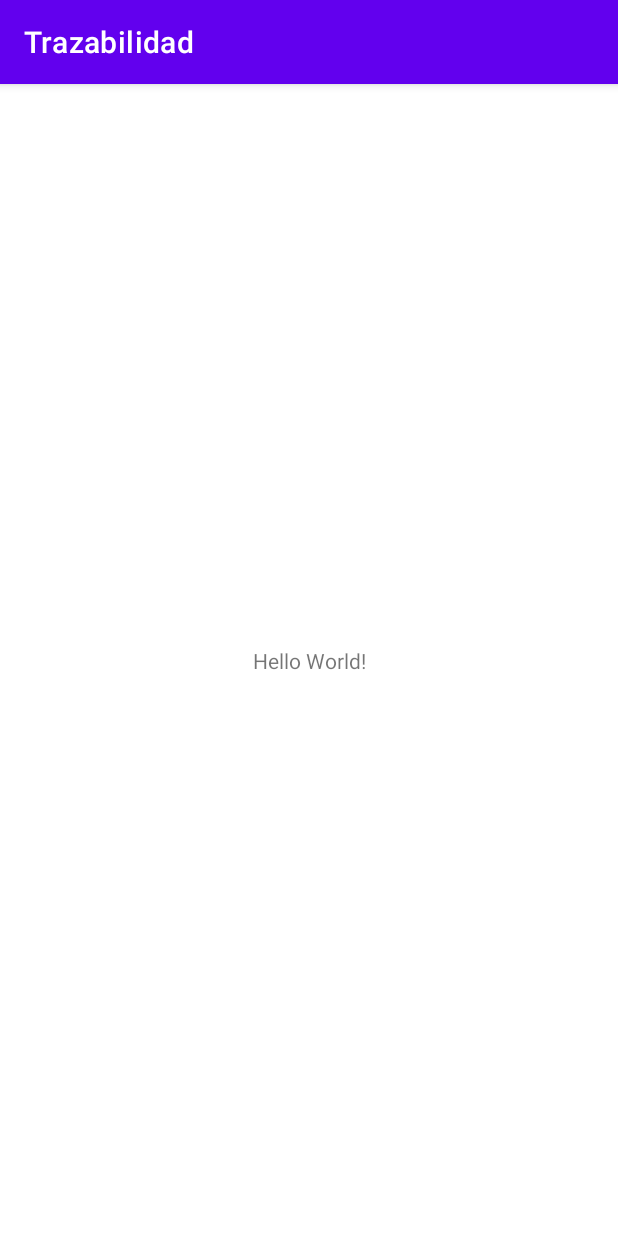
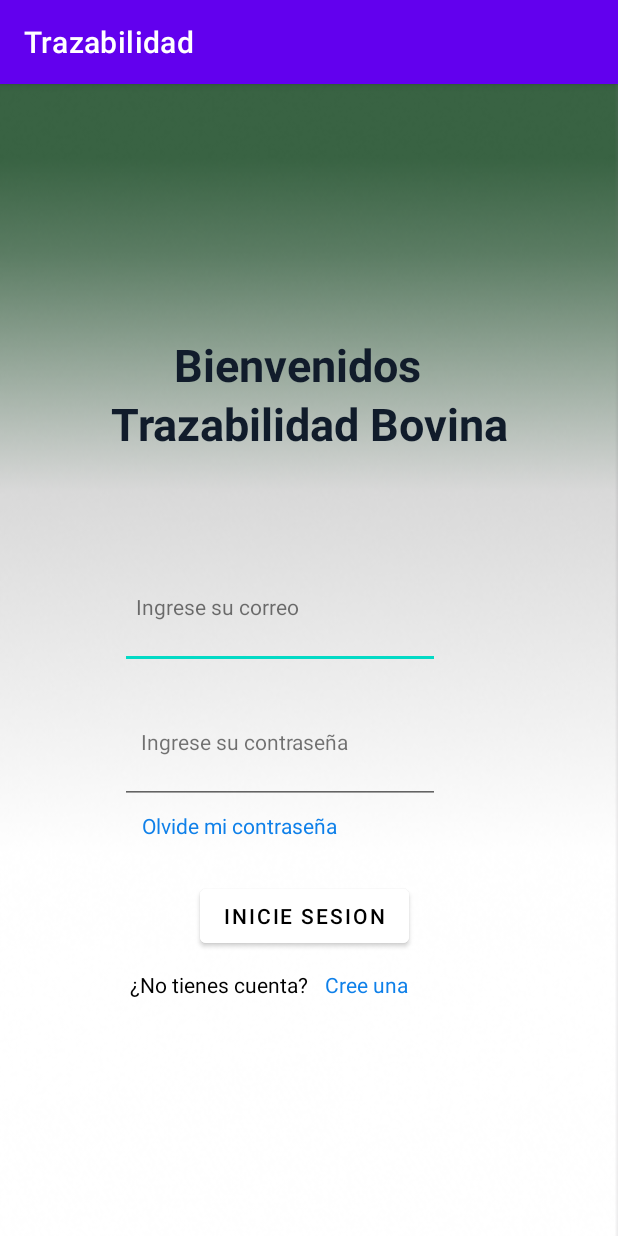
Before and after one commit to HackathonNicaragua2022/BlackBulls, an Android app: the screen it shows after launch (MainActivity), on a phone screen of 412 x 824 dp. Run offline under Robolectric (Android 15) with nearby library versions, the phone set to English and light mode, and no system bars.

Commit message:
pantalla de login

```diff
--- a/app/src/main/res/layout/activity_main.xml
+++ b/app/src/main/res/layout/activity_main.xml
@@ -4,15 +4,150 @@
     xmlns:tools="http://schemas.android.com/tools"
     android:layout_width="match_parent"
     android:layout_height="match_parent"
+    android:background="@drawable/deg"
+
     tools:context=".MainActivity">
+
 
     <TextView
         android:layout_width="wrap_content"
         android:layout_height="wrap_content"
-        android:text="Hello World!"
+        android:text="Trazabilidad Bovina"
+        android:textColor="#111C2B"
+        android:textSize="30dp"
+        android:textStyle="bold"
         app:layout_constraintBottom_toBottomOf="parent"
         app:layout_constraintEnd_toEndOf="parent"
         app:layout_constraintStart_toStartOf="parent"
-        app:layout_constraintTop_toTopOf="parent" />
+        app:layout_constraintTop_toTopOf="parent"
+        app:layout_constraintVertical_bias="0.283" />
+
+    <TextView
+        android:layout_width="wrap_content"
+        android:layout_height="wrap_content"
+        android:text="Bienvenidos"
+        android:textColor="#111C2B"
+        android:textSize="30dp"
+
+        android:textStyle="bold"
+        app:layout_constraintBottom_toBottomOf="parent"
+        app:layout_constraintEnd_toEndOf="parent"
+        app:layout_constraintHorizontal_bias="0.469"
+        app:layout_constraintStart_toStartOf="parent"
+        app:layout_constraintTop_toTopOf="parent"
+        app:layout_constraintVertical_bias="0.229" />
+
+    <Button
+        android:id="@+id/botonlogin"
+        android:layout_width="wrap_content"
+        android:layout_height="wrap_content"
+        android:backgroundTint="@color/white"
+
+
+        android:text="inicie sesion"
+        android:textColor="#000000"
+        app:layout_constraintBottom_toBottomOf="parent"
+        app:layout_constraintEnd_toEndOf="parent"
+        app:layout_constraintHorizontal_bias="0.49"
+        app:layout_constraintStart_toStartOf="parent"
+        app:layout_constraintTop_toTopOf="parent"
+        app:layout_constraintVertical_bias="0.737" />
+
+    <EditText
+        android:id="@+id/textfieldcontrasenalogin"
+        android:layout_width="wrap_content"
+        android:layout_height="wrap_content"
+        android:autoSizeTextType="uniform"
+        android:ems="10"
+        android:importantForAutofill="no"
+        android:inputType="textEmailAddress"
+        android:minHeight="48dp"
+        app:layout_constraintBottom_toBottomOf="parent"
+        app:layout_constraintEnd_toEndOf="parent"
+        app:layout_constraintHorizontal_bias="0.402"
+        app:layout_constraintStart_toStartOf="parent"
+        app:layout_constraintTop_toTopOf="parent"
+        app:layout_constraintVertical_bias="0.475"
+        tools:ignore="SpeakableTextPresentCheck,SpeakableTextPresentCheck,SpeakableTextPresentCheck" />
+
+    <TextView
+        android:id="@+id/textView6"
+        android:layout_width="wrap_content"
+        android:layout_height="wrap_content"
+        android:text="Cree una"
+        android:textColor="#0F80E9"
+        app:layout_constraintBottom_toBottomOf="parent"
+        app:layout_constraintEnd_toEndOf="parent"
+        app:layout_constraintHorizontal_bias="0.608"
+        app:layout_constraintStart_toStartOf="parent"
+        app:layout_constraintTop_toTopOf="parent"
+        app:layout_constraintVertical_bias="0.789" />
+
+    <TextView
+        android:id="@+id/textView"
+        android:layout_width="wrap_content"
+        android:layout_height="wrap_content"
+        android:autoSizeTextType="uniform"
+        android:text="Ingrese su correo"
+        app:layout_constraintBottom_toBottomOf="parent"
+        app:layout_constraintEnd_toEndOf="parent"
+        app:layout_constraintHorizontal_bias="0.298"
+        app:layout_constraintStart_toStartOf="parent"
+        app:layout_constraintTop_toTopOf="parent"
+        app:layout_constraintVertical_bias="0.452" />
+
+    <TextView
+        android:id="@+id/textView2"
+        android:layout_width="wrap_content"
+        android:layout_height="wrap_content"
+        android:text="Ingrese su contraseña"
+        app:layout_constraintBottom_toBottomOf="parent"
+        app:layout_constraintEnd_toEndOf="parent"
+        app:layout_constraintHorizontal_bias="0.344"
+        app:layout_constraintStart_toStartOf="parent"
+        app:layout_constraintTop_toTopOf="parent"
+        app:layout_constraintVertical_bias="0.573" />
+
+    <TextView
+        android:id="@+id/textView7"
+        android:layout_width="wrap_content"
+        android:layout_height="wrap_content"
+        android:text="¿No tienes cuenta?"
+        android:textColor="#000000"
+        app:layout_constraintBottom_toBottomOf="parent"
+        app:layout_constraintEnd_toEndOf="parent"
+        app:layout_constraintHorizontal_bias="0.296"
+        app:layout_constraintStart_toStartOf="parent"
+        app:layout_constraintTop_toTopOf="parent"
+        app:layout_constraintVertical_bias="0.789" />
+
+    <TextView
+        android:id="@+id/textView5"
+        android:layout_width="wrap_content"
+        android:layout_height="wrap_content"
+        android:text="Olvide mi contraseña"
+        android:textColor="#0F80E9"
+        app:layout_constraintBottom_toBottomOf="parent"
+        app:layout_constraintEnd_toEndOf="parent"
+        app:layout_constraintHorizontal_bias="0.335"
+        app:layout_constraintStart_toStartOf="parent"
+        app:layout_constraintTop_toTopOf="parent"
+        app:layout_constraintVertical_bias="0.647" />
+
+    <EditText
+        android:id="@+id/textfieldcorreologin"
+        android:layout_width="wrap_content"
+        android:layout_height="wrap_content"
+        android:autoSizeTextType="uniform"
+        android:ems="10"
+        android:inputType="textPassword"
+        android:minHeight="48dp"
+        app:layout_constraintBottom_toBottomOf="parent"
+        app:layout_constraintEnd_toEndOf="parent"
+        app:layout_constraintHorizontal_bias="0.402"
+        app:layout_constraintStart_toStartOf="parent"
+        app:layout_constraintTop_toTopOf="parent"
+        app:layout_constraintVertical_bias="0.6"
+        tools:ignore="SpeakableTextPresentCheck" />
 
 </androidx.constraintlayout.widget.ConstraintLayout>
--- a/app/src/main/res/values/strings.xml
+++ b/app/src/main/res/values/strings.xml
@@ -1,3 +1,3 @@
 <resources>
-    <string name="app_name">Trazabilidad</string>
+    <string name="app_name" translatable="false">Trazabilidad</string>
 </resources>
```
Also changed, not shown: app/src/main/res/drawable/deg.png (added).
